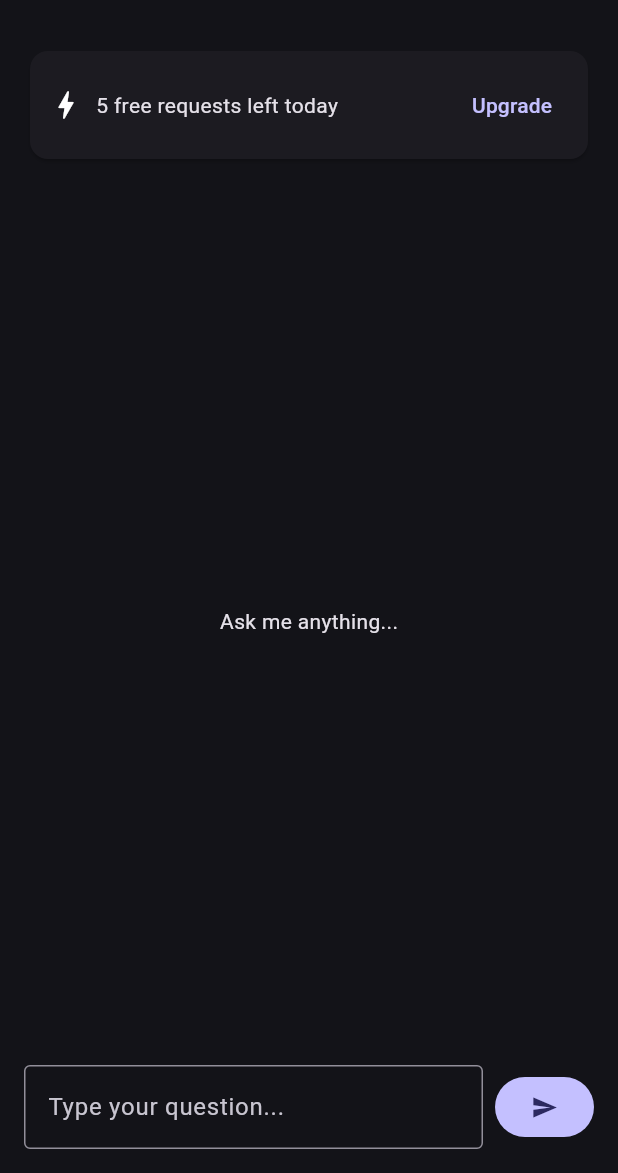
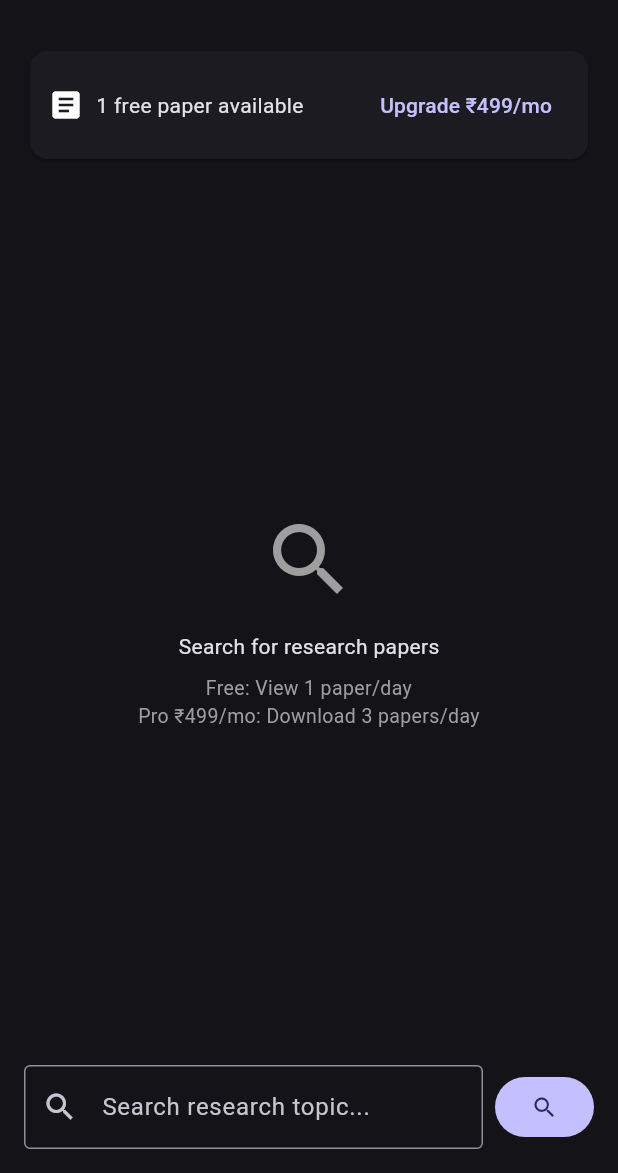
Before and after one commit to cryptochitty/autoresearch-mobile, a Flutter app: the screen it shows once a user with an empty profile is signed in, on a phone screen of 412 x 824 dp, the part 63-1236 px from its top. Run offline on Flutter 3.47's test engine with Material 3 defaults, Android fonts, the phone set to English and light mode, and no system bars; our stand-ins replace cloud_firestore, firebase_auth, firebase_core; missing offline and left inert: purchases_flutter; accounts and stored records are empty.

Commit message:
Update subscription model: Free=view 1 paper, Pro=download 3 papers at INR 499/mo

```diff
--- a/lib/models/user_usage.dart
+++ b/lib/models/user_usage.dart
@@ -1,25 +1,31 @@
 class UserUsage {
   final String userId;
-  final int requestsToday;
+  final int papersViewed;
+  final int papersDownloaded;
   final String lastResetDate;
   final bool isPremium;
 
   const UserUsage({
     required this.userId,
-    required this.requestsToday,
+    required this.papersViewed,
+    required this.papersDownloaded,
     required this.lastResetDate,
     required this.isPremium,
   });
 
-  static const int freeLimit = 5;
+  static const int freeViewLimit = 1;
+  static const int premiumDownloadLimit = 3;
 
-  bool get canMakeRequest => isPremium || requestsToday < freeLimit;
-  int get remainingFreeRequests => (freeLimit - requestsToday).clamp(0, freeLimit);
+  bool get canViewPaper => isPremium || papersViewed < freeViewLimit;
+  bool get canDownloadPaper => isPremium && papersDownloaded < premiumDownloadLimit;
+
+  int get remainingDownloads => (premiumDownloadLimit - papersDownloaded).clamp(0, premiumDownloadLimit);
 
   factory UserUsage.fromMap(Map<String, dynamic> map) {
     return UserUsage(
       userId: map['userId'] ?? '',
-      requestsToday: map['requestsToday'] ?? 0,
+      papersViewed: map['papersViewed'] ?? 0,
+      papersDownloaded: map['papersDownloaded'] ?? 0,
       lastResetDate: map['lastResetDate'] ?? '',
       isPremium: map['isPremium'] ?? false,
     );
@@ -27,7 +33,8 @@ class UserUsage {
 
   Map<String, dynamic> toMap() => {
     'userId': userId,
-    'requestsToday': requestsToday,
+    'papersViewed': papersViewed,
+    'papersDownloaded': papersDownloaded,
     'lastResetDate': lastResetDate,
     'isPremium': isPremium,
   };
--- a/lib/screens/home_screen.dart
+++ b/lib/screens/home_screen.dart
@@ -25,6 +25,7 @@ class _HomeScreenState extends State<HomeScreen> {
   UserUsage? _usage;
   String? _response;
   bool _loading = false;
+  bool _canDownload = false;
   String? _error;
 
   @override
@@ -36,19 +37,16 @@ class _HomeScreenState extends State<HomeScreen> {
   Future<void> _loadUsage() async {
     final user = FirebaseAuth.instance.currentUser;
     if (user == null) return;
-
-    // Sync premium status from RevenueCat
     await _subscriptionService.checkPremiumStatus(user.uid);
-
     final usage = await _usageService.getUsage(user.uid);
     setState(() => _usage = usage);
   }
 
-  Future<void> _ask() async {
+  Future<void> _search() async {
     final user = FirebaseAuth.instance.currentUser;
     if (user == null || _usage == null) return;
 
-    if (!_usage!.canMakeRequest) {
+    if (!_usage!.canViewPaper) {
       _showPaywall();
       return;
     }
@@ -56,7 +54,7 @@ class _HomeScreenState extends State<HomeScreen> {
     final prompt = _promptController.text.trim();
     if (prompt.isEmpty) return;
 
-    setState(() { _loading = true; _error = null; _response = null; });
+    setState(() { _loading = true; _error = null; _response = null; _canDownload = false; });
 
     try {
       final response = await _aiService.ask(
@@ -64,15 +62,36 @@ class _HomeScreenState extends State<HomeScreen> {
         isPremium: _usage!.isPremium,
         userId: user.uid,
       );
-      await _usageService.incrementUsage(user.uid);
+      await _usageService.incrementViewed(user.uid);
       await _loadUsage();
-      setState(() => _response = response);
+      setState(() {
+        _response = response;
+        _canDownload = _usage!.canDownloadPaper;
+      });
       _promptController.clear();
     } catch (e) {
       setState(() => _error = e.toString());
     } finally {
       setState(() => _loading = false);
     }
+  }
+
+  Future<void> _download() async {
+    final user = FirebaseAuth.instance.currentUser;
+    if (user == null || _usage == null || _response == null) return;
+
+    if (!_usage!.canDownloadPaper) {
+      ScaffoldMessenger.of(context).showSnackBar(
+        const SnackBar(content: Text('Download limit reached (3/day). Try again tomorrow.')),
+      );
+      return;
+    }
+
+    await _usageService.incrementDownloaded(user.uid);
+    await _loadUsage();
+    ScaffoldMessenger.of(context).showSnackBar(
+      SnackBar(content: Text('Downloaded! ${_usage!.remainingDownloads} downloads remaining today.')),
+    );
   }
 
   void _showPaywall() {
@@ -84,8 +103,6 @@ class _HomeScreenState extends State<HomeScreen> {
 
   @override
   Widget build(BuildContext context) {
-    final user = FirebaseAuth.instance.currentUser;
-
     return Scaffold(
       appBar: AppBar(
         title: const Text('AutoResearch'),
@@ -105,23 +122,28 @@ class _HomeScreenState extends State<HomeScreen> {
         padding: const EdgeInsets.all(16),
         child: Column(
           children: [
-            // Usage bar
-            if (_usage != null && !_usage!.isPremium)
+            // Usage banner
+            if (_usage != null)
               Card(
                 child: Padding(
                   padding: const EdgeInsets.all(12),
                   child: Row(
                     children: [
-                      const Icon(Icons.bolt),
+                      const Icon(Icons.article),
                       const SizedBox(width: 8),
-                      Text(
-                        '${_usage!.remainingFreeRequests} free requests left today',
-                      ),
+                      _usage!.isPremium
+                          ? Text('${_usage!.remainingDownloads} downloads left today')
+                          : Text(
+                              _usage!.papersViewed < UserUsage.freeViewLimit
+                                  ? '1 free paper available'
+                                  : 'Free limit reached',
+                            ),
                       const Spacer(),
-                      TextButton(
-                        onPressed: _showPaywall,
-                        child: const Text('Upgrade'),
-                      ),
+                      if (!_usage!.isPremium)
+                        TextButton(
+                          onPressed: _showPaywall,
+                          child: const Text('Upgrade ₹499/mo'),
+                        ),
                     ],
                   ),
                 ),
@@ -129,12 +151,28 @@ class _HomeScreenState extends State<HomeScreen> {
 
             const SizedBox(height: 16),
 
-            // Response area
             Expanded(
               child: _response != null
-                  ? ResponseCard(text: _response!)
+                  ? ResponseCard(
+                      text: _response!,
+                      canDownload: _canDownload,
+                      onDownload: _download,
+                    )
                   : const Center(
-                      child: Text('Ask me anything...'),
+                      child: Column(
+                        mainAxisAlignment: MainAxisAlignment.center,
+                        children: [
+                          Icon(Icons.search, size: 64, color: Colors.grey),
+                          SizedBox(height: 16),
+                          Text('Search for research papers'),
+                          SizedBox(height: 8),
+                          Text(
+                            'Free: View 1 paper/day\nPro ₹499/mo: Download 3 papers/day',
+                            textAlign: TextAlign.center,
+                            style: TextStyle(color: Colors.grey, fontSize: 13),
+                          ),
+                        ],
+                      ),
                     ),
             ),
 
@@ -146,31 +184,29 @@ class _HomeScreenState extends State<HomeScreen> {
 
             const SizedBox(height: 8),
 
-            // Input area
             Row(
               children: [
                 Expanded(
                   child: TextField(
                     controller: _promptController,
                     decoration: const InputDecoration(
-                      hintText: 'Type your question...',
+                      hintText: 'Search research topic...',
                       border: OutlineInputBorder(),
+                      prefixIcon: Icon(Icons.search),
                     ),
-                    maxLines: 3,
-                    minLines: 1,
-                    onSubmitted: (_) => _ask(),
+                    onSubmitted: (_) => _search(),
                   ),
                 ),
                 const SizedBox(width: 8),
                 FilledButton(
-                  onPressed: _loading ? null : _ask,
+                  onPressed: _loading ? null : _search,
                   child: _loading
                       ? const SizedBox(
                           height: 20,
                           width: 20,
                           child: CircularProgressIndicator(strokeWidth: 2),
                         )
-                      : const Icon(Icons.send),
+                      : const Icon(Icons.search),
                 ),
               ],
             ),
```
Also changed, not shown: lib/screens/paywall_screen.dart (+50 -12 lines), lib/services/usage_service.dart (+13 -5 lines), lib/widgets/response_card.dart (+24 -3 lines).
